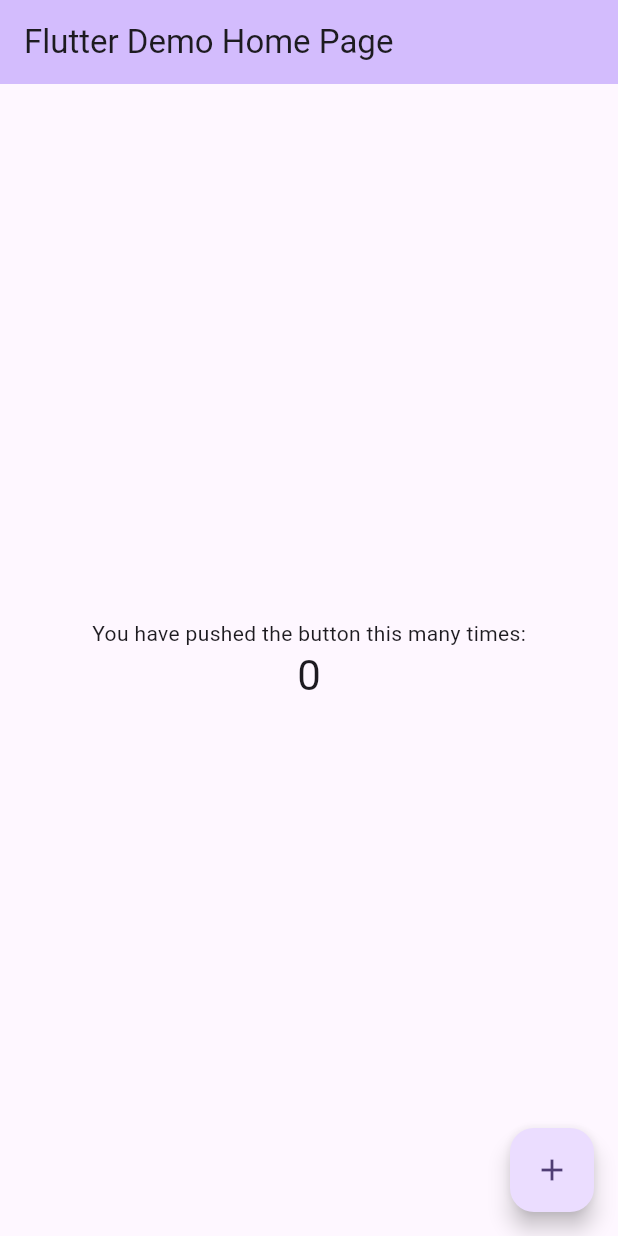
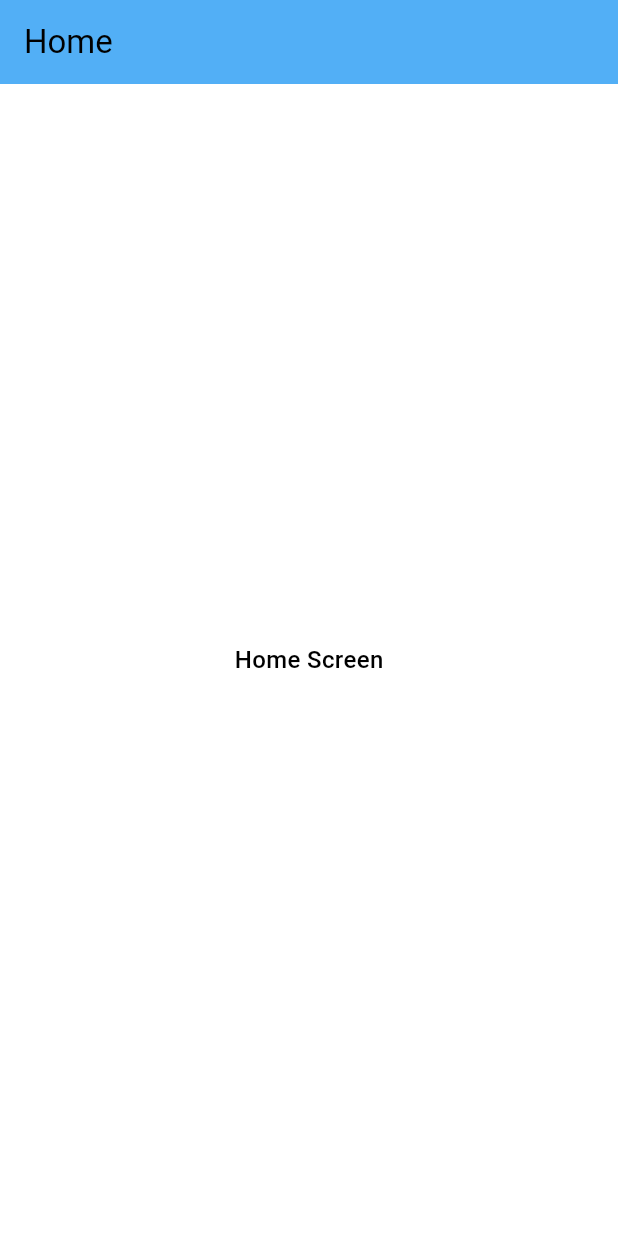
Before and after one commit to JulienS69/cine_favorite, a Flutter app: the screen it shows after launch, on a phone screen of 412 x 824 dp. Run offline on Flutter 3.47's test engine with Material 3 defaults, Android fonts, the phone set to English and light mode, and no system bars; our stand-ins replace auto_route.

Commit message:
🎨 Initialize the router with the auto_route package and set the default theme and style. 🎨

```diff
--- /dev/null
+++ b/lib/helper/app_colors.dart
@@ -0,0 +1,15 @@
+import 'package:flutter/material.dart';
+
+class AppColors {
+  /// App primary color
+  static const Color primary = Color.fromARGB(255, 82, 175, 246);
+
+  /// white color
+  static const Color white = Color.fromARGB(255, 255, 255, 255);
+
+  /// Light grey color
+  static const Color lightGrey = Color(0xffAAB8C2);
+
+  /// black color
+  static const Color black = Color.fromARGB(255, 0, 0, 0);
+}
--- /dev/null
+++ b/lib/helper/app_style.dart
@@ -0,0 +1,12 @@
+import 'package:flutter/material.dart';
+
+class AppTextStyles {
+  //Default Font family used by app
+  static const String fontFamily = 'Helvetica';
+
+  /// Text style for body
+  static const TextStyle bodyMedium = TextStyle(
+    fontSize: 16,
+    fontWeight: FontWeight.w500,
+  );
+}
--- /dev/null
+++ b/lib/helper/app_text_theme.dart
@@ -0,0 +1,12 @@
+import 'package:cine_favorite/helper/app_style.dart';
+import 'package:flutter/material.dart';
+
+class TextThemes {
+  /// Main text theme
+  static TextTheme get textTheme {
+    return const TextTheme(
+      bodyMedium: AppTextStyles.bodyMedium,
+      // TODO OTHERS WHEN WE NEED IT
+    );
+  }
+}
--- /dev/null
+++ b/lib/helper/app_theme.dart
@@ -0,0 +1,22 @@
+import 'package:cine_favorite/helper/app_colors.dart';
+import 'package:cine_favorite/helper/app_text_theme.dart';
+import 'package:flutter/material.dart';
+
+class AppTheme {
+  /// Light theme data of the app
+  static ThemeData get lightTheme {
+    return ThemeData(
+      brightness: Brightness.light,
+      primaryColor: AppColors.primary,
+      textTheme: TextThemes.textTheme,
+      colorScheme: const ColorScheme.light(
+        primary: AppColors.primary,
+        secondary: AppColors.lightGrey,
+      ),
+      appBarTheme: const AppBarTheme(
+        elevation: 0,
+        backgroundColor: AppColors.primary,
+      ),
+    );
+  }
+}
--- a/lib/main.dart
+++ b/lib/main.dart
@@ -1,37 +1,26 @@
+import 'package:cine_favorite/helper/app_theme.dart';
+import 'package:cine_favorite/navigation/app_router.dart';
 import 'package:flutter/material.dart';
 
 void main() {
-  runApp(const MyApp());
+  runApp(MyApp());
 }
 
 class MyApp extends StatelessWidget {
-  const MyApp({super.key});
+  MyApp({super.key});
 
-  // This widget is the root of your application.
+  /// Instance of `AppRouter`
+  final appRouter = AppRouter();
+
   @override
-  Widget build(BuildContext context) {
-    return MaterialApp(
-      title: 'Flutter Demo',
-      theme: ThemeData(
-        // This is the theme of your application.
-        //
-        // TRY THIS: Try running your application with "flutter run". You'll see
-        // the application has a purple toolbar. Then, without quitting the app,
-        // try changing the seedColor in the colorScheme below to Colors.green
-        // and then invoke "hot reload" (save your changes or press the "hot
-        // reload" button in a Flutter-supported IDE, or press "r" if you used
-        // the command line to start the app).
-        //
-        // Notice that the counter didn't reset back to zero; the application
-        // state is not lost during the reload. To reset the state, use hot
-        // restart instead.
-        //
-        // This works for code too, not just values: Most code changes can be
-        // tested with just a hot reload.
-        colorScheme: ColorScheme.fromSeed(seedColor: Colors.deepPurple),
-        useMaterial3: true,
-      ),
-      home: const MyHomePage(title: 'Flutter Demo Home Page'),
+  Widget build(
+    BuildContext context,
+  ) {
+    return MaterialApp.router(
+      title: 'Cine Favorite',
+      theme: AppTheme.lightTheme,
+      debugShowCheckedModeBanner: false,
+      routerConfig: appRouter.config(),
     );
   }
 }
--- /dev/null
+++ b/lib/navigation/app_router.dart
@@ -0,0 +1,12 @@
+import 'package:auto_route/auto_route.dart';
+import 'package:cine_favorite/views/home_screen.dart';
+
+part 'app_router.gr.dart';
+
+@AutoRouterConfig()
+class AppRouter extends _$AppRouter {
+  @override
+  List<AutoRoute> get routes => [
+        AutoRoute(page: HomeRoute.page, initial: true),
+      ];
+}
--- /dev/null
+++ b/lib/views/home_screen.dart
@@ -0,0 +1,15 @@
+import 'package:auto_route/auto_route.dart';
+import 'package:flutter/material.dart';
+
+@RoutePage()
+class HomeScreen extends StatelessWidget {
+  const HomeScreen({super.key});
+
+  @override
+  Widget build(BuildContext context) {
+    return Scaffold(
+      appBar: AppBar(title: Text('Home')),
+      body: Center(child: Text('Home Screen')),
+    );
+  }
+}
--- a/pubspec.yaml
+++ b/pubspec.yaml
@@ -30,7 +30,8 @@ environment:
 dependencies:
   flutter:
     sdk: flutter
-
+  flutter_riverpod: ^2.5.1
+  auto_route: ^8.1.3
 
   # The following adds the Cupertino Icons font to your application.
   # Use with the CupertinoIcons class for iOS style icons.
@@ -39,6 +40,9 @@ dependencies:
 dev_dependencies:
   flutter_test:
     sdk: flutter
+  auto_route_generator: ^8.0.0
+  build_runner: ^2.4.10
+
 
   # The "flutter_lints" package below contains a set of recommended lints to
   # encourage good coding practices. The lint set provided by the package is
```
Also changed, not shown: lib/navigation/app_router.gr.dart (added).
